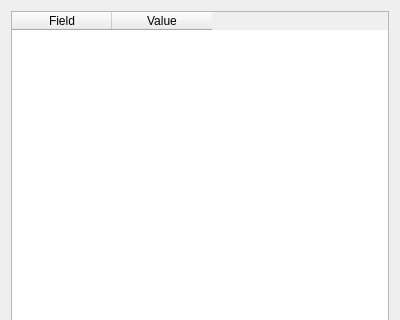
This is tools/Emulator/src/watcherdialog.ui in stepanp/luna2d as Qt 5 draws it before an edit; both pictures show x 0 to 400 and y 0 to 320 of the 400 by 500 pixel window. The edited form follows.
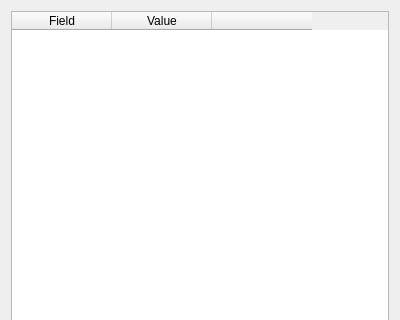
This is the edited form.

Commit message: [Emulator] Checkboxes for remember values in watcher stub

```diff
--- a/tools/Emulator/src/watcherdialog.ui
+++ b/tools/Emulator/src/watcherdialog.ui
@@ -44,6 +44,14 @@
        <string>Value</string>
       </property>
      </column>
+     <column>
+      <property name="text">
+       <string> </string>
+      </property>
+      <property name="textAlignment">
+       <set>AlignTrailing|AlignVCenter</set>
+      </property>
+     </column>
     </widget>
    </item>
   </layout>
```
The commit also changes 1 other file.
